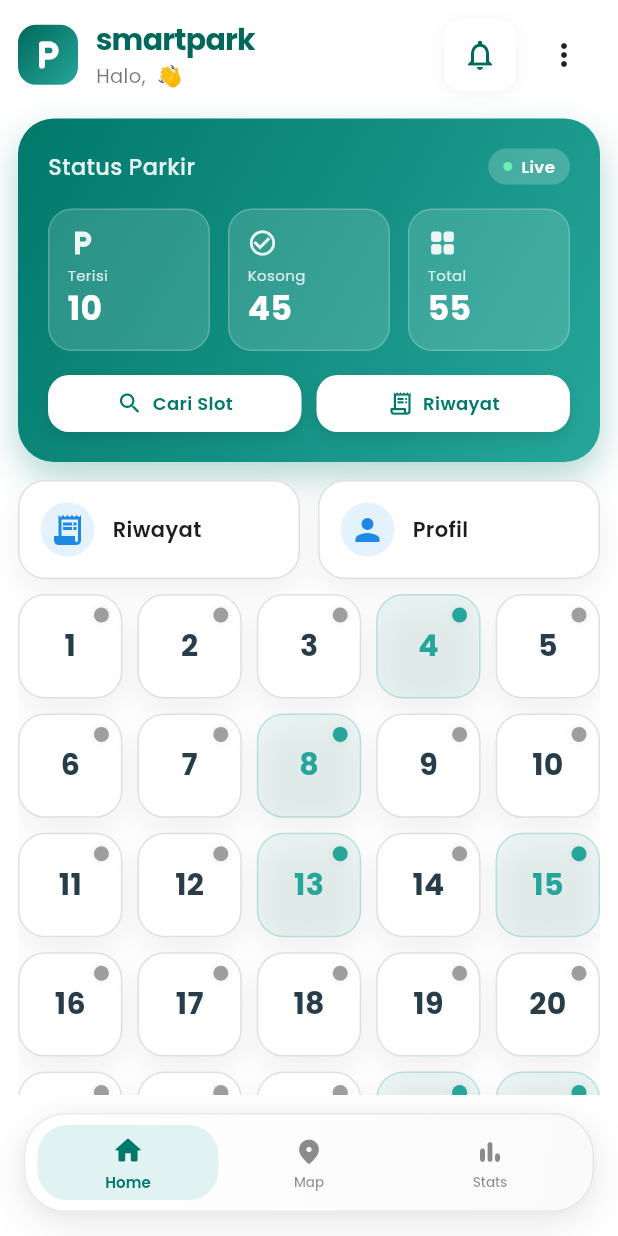
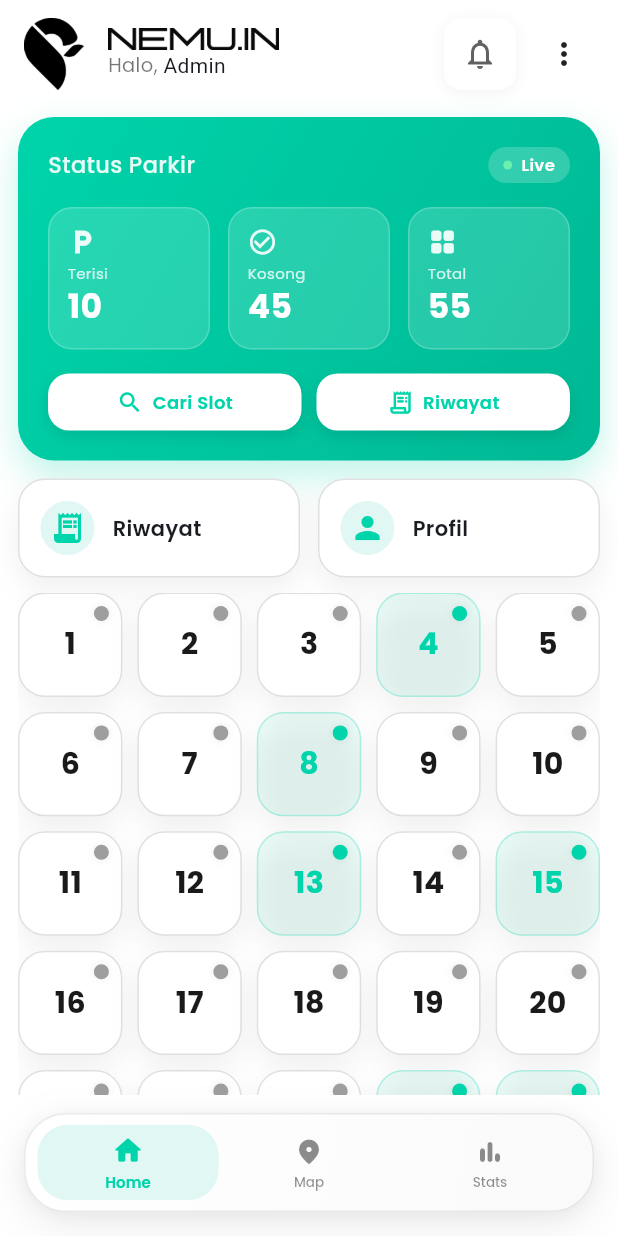
Before and after one commit to Codift05/smartpark_app, a Flutter app: the screen it shows once a user with an empty profile is signed in, on a phone screen of 412 x 824 dp. Run offline on Flutter 3.47's test engine with Material 3 defaults, Android fonts, the phone set to English and light mode, and no system bars; our stand-ins replace cloud_firestore, firebase_auth, firebase_core, flutter_map, google_fonts, latlong2; accounts and stored records are empty.

Commit message:
update task new

```diff
--- a/lib/pages/assistant_page.dart
+++ b/lib/pages/assistant_page.dart
@@ -55,7 +55,7 @@ class _AssistantPageState extends State<AssistantPage> {
                     margin: const EdgeInsets.symmetric(vertical: 6),
                     padding: const EdgeInsets.all(12),
                     decoration: BoxDecoration(
-                      color: isUser ? const Color(0xFF1E88E5) : Colors.white,
+                      color: isUser ? const Color(0xFF00D4AA) : Colors.white,
                       borderRadius: BorderRadius.circular(14),
                       boxShadow: [
                         BoxShadow(color: Colors.black.withValues(alpha: 0.06), blurRadius: 10, offset: const Offset(0, 4)),
--- a/lib/pages/home_page.dart
+++ b/lib/pages/home_page.dart
@@ -161,34 +161,55 @@ class ModernHome extends StatelessWidget {
                       children: [
                         Row(
                           children: [
-                            Container(
-                              padding: const EdgeInsets.all(8),
+                            ClipRRect(
+                              borderRadius: BorderRadius.circular(12),
+                              child: Image.asset(
+                                'lib/img/Logo Nemu.in.png',
+                                width: 48,
+                                height: 48,
+                                fit: BoxFit.contain,
+                                errorBuilder: (context, error, stackTrace) {
+                                  return Container(
+                                    width: 48,
+                                    height: 48,
                                     decoration: BoxDecoration(
                                       gradient: const LinearGradient(
                                         colors: [
-                                    Color(0xFF00695C),
-                                    Color(0xFF26A69A)
+                                          Color(0xFF00D4AA),
+                                          Color(0xFF00B894)
                                         ],
                                         begin: Alignment.topLeft,
                                         end: Alignment.bottomRight,
                                       ),
                                       borderRadius: BorderRadius.circular(12),
                                     ),
-                              child: const Icon(Icons.local_parking_rounded,
-                                  color: Colors.white, size: 24),
+                                    child: const Icon(
+                                        Icons.local_parking_rounded,
+                                        color: Colors.white,
+                                        size: 28),
+                                  );
+                                },
+                              ),
                             ),
                             const SizedBox(width: 12),
                             Column(
                               crossAxisAlignment: CrossAxisAlignment.start,
                               children: [
-                                Text(
+                                Image.asset(
+                                  'lib/img/Logo Nemu.in 4.png',
+                                  height: 15,
+                                  fit: BoxFit.contain,
+                                  errorBuilder: (context, error, stackTrace) {
+                                    return Text(
                                       'smartpark',
                                       style: GoogleFonts.poppins(
-                                    fontSize: 20,
+                                        fontSize: 18,
                                         fontWeight: FontWeight.w700,
-                                    color: const Color(0xFF00695C),
+                                        color: const Color(0xFF1A1A1A),
                                         letterSpacing: -0.5,
                                       ),
+                                    );
+                                  },
                                 ),
                                 StreamBuilder<User?>(
                                   stream:
@@ -212,10 +233,10 @@ class ModernHome extends StatelessWidget {
                                           style: GoogleFonts.poppins(
                                             fontSize: 13,
                                             fontWeight: FontWeight.w600,
-                                            color: const Color(0xFF00695C),
+                                            color: const Color(0xFF1A1A1A),
                                           ),
                                         ),
-                                        const Text(' 👋'),
+                                        const Text('Admin'),
                                       ],
                                     );
                                   },
@@ -240,7 +261,7 @@ class ModernHome extends StatelessWidget {
                               ),
                               child: IconButton(
                                 icon: const Icon(Icons.notifications_none,
-                                    color: Color(0xFF00695C)),
+                                    color: Color(0xFF616161)),
                                 onPressed: () {},
                               ),
                             ),
@@ -408,11 +429,11 @@ class _GridSlotTile extends StatelessWidget {
   @override
   Widget build(BuildContext context) {
     final isOccupied = slot.occupied;
-    const accent = Color(0xFF26A69A);
+    const accent = Color(0xFF00D4AA);
     final numberStyle = GoogleFonts.poppins(
       fontSize: 20,
       fontWeight: FontWeight.w700,
-      color: isOccupied ? accent : const Color(0xFF283D4A),
+      color: isOccupied ? accent : const Color(0xFF1A1A1A),
     );
 
     return TweenAnimationBuilder<double>(
@@ -499,7 +520,7 @@ class _GridSlotTile extends StatelessWidget {
         amount: 5000,
       );
       if (!context.mounted) return;
-      const accentPay = Color(0xFF00C298);
+      const accentPay = Color(0xFF00D4AA);
       showModalBottomSheet(
         context: context,
         isScrollControlled: true,
@@ -631,14 +652,14 @@ class _BigStatusCard extends StatelessWidget {
     return Container(
       decoration: BoxDecoration(
         gradient: const LinearGradient(
-          colors: [Color(0xFF00796B), Color(0xFF26A69A)],
+          colors: [Color(0xFF00D4AA), Color(0xFF00B894)],
           begin: Alignment.topLeft,
           end: Alignment.bottomRight,
         ),
         borderRadius: BorderRadius.circular(24),
         boxShadow: [
           BoxShadow(
-            color: const Color(0xFF00796B).withOpacity(0.3),
+            color: const Color(0xFF00D4AA).withOpacity(0.25),
             blurRadius: 20,
             offset: const Offset(0, 10),
           ),
@@ -773,14 +794,14 @@ class _BigStatusCard extends StatelessWidget {
           child: Row(
             mainAxisAlignment: MainAxisAlignment.center,
             children: [
-              Icon(icon, color: const Color(0xFF00796B), size: 18),
+              Icon(icon, color: const Color(0xFF00D4AA), size: 18),
               const SizedBox(width: 6),
               Text(
                 label,
                 style: GoogleFonts.poppins(
                   fontSize: 12,
                   fontWeight: FontWeight.w600,
-                  color: const Color(0xFF00796B),
+                  color: const Color(0xFF00D4AA),
                 ),
               ),
             ],
@@ -824,8 +845,8 @@ class _QuickActionCard extends StatelessWidget {
               children: [
                 CircleAvatar(
                   radius: 18,
-                  backgroundColor: const Color(0xFFE3F2FD),
-                  child: Icon(icon, color: const Color(0xFF1E88E5)),
+                  backgroundColor: const Color(0xFFE0F7F4),
+                  child: Icon(icon, color: const Color(0xFF00D4AA)),
                 ),
                 const SizedBox(width: 12),
                 Text(label,
@@ -961,8 +982,8 @@ class _NavItem extends StatelessWidget {
 
   @override
   Widget build(BuildContext context) {
-    const primaryColor = Color(0xFF00796B);
-    const selectedBg = Color(0xFFE0F2F1);
+    const primaryColor = Color(0xFF00D4AA);
+    const selectedBg = Color(0xFFE0F7F4);
 
     return Expanded(
       child: Material(
```
Also changed, not shown: lib/pages/map_page.dart (+25 -25 lines), lib/pages/profile_page.dart (+23 -41 lines), lib/pages/slots_page.dart (+12 -14 lines), lib/ui/styles.dart (+36 -15 lines), flutter_01.png (added), lib/img/Logo Nemu.in 4.png (added), lib/img/Logo Nemu.in.png (added), lib/pages/payment_history_page.dart (line endings or trailing spaces), 1 other file. Lines whose indentation alone changed are shown as unchanged.
